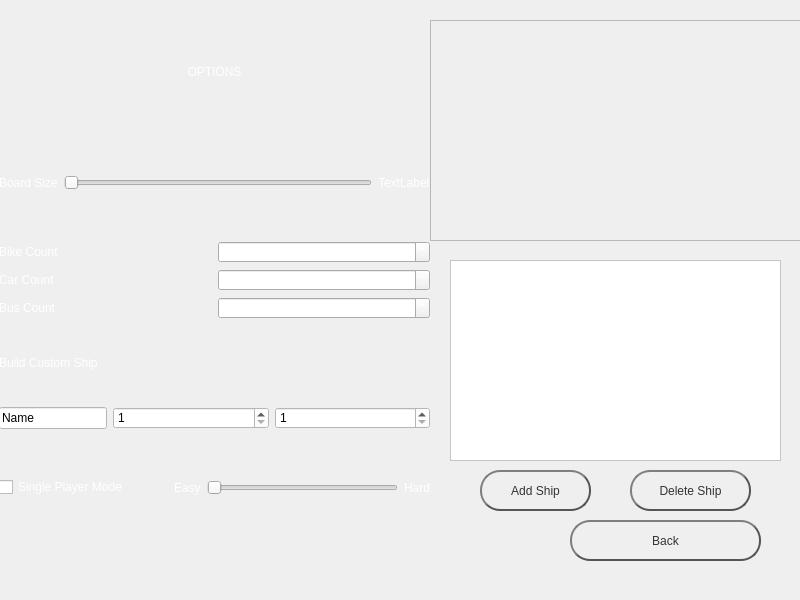
First picture: the form in FrontEndMain/FrontEndMain/settingspage.ui, repository drewanderson17/BattleShips, before the edit.
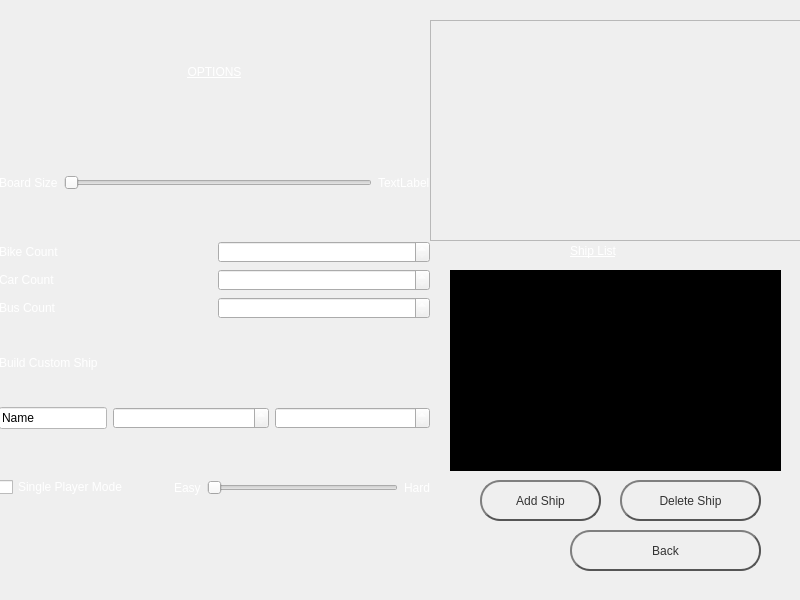
Second picture: the form after the edit. Icons and pictures are not drawn.

Commit message: - A couple changes to the ui file for the settings page and the placement page - Will merge to master during meeting with Eric and Drew at noon

```diff
--- a/FrontEndMain/FrontEndMain/settingspage.ui
+++ b/FrontEndMain/FrontEndMain/settingspage.ui
@@ -36,7 +36,7 @@
    <property name="geometry">
     <rect>
      <x>570</x>
-     <y>520</y>
+     <y>530</y>
      <width>191</width>
      <height>41</height>
     </rect>
@@ -87,7 +87,9 @@
     <item>
      <widget class="QLabel" name="label_5">
       <property name="styleSheet">
-       <string notr="true">color: rgb(255, 255, 255);</string>
+       <string notr="true">color: rgb(255, 255, 255);
+font: 75 28pt &quot;MS Shell Dlg 2&quot;;
+text-decoration: underline;</string>
       </property>
       <property name="text">
        <string>OPTIONS</string>
@@ -102,7 +104,9 @@
       <item>
        <widget class="QLabel" name="BoardSize">
         <property name="styleSheet">
-         <string notr="true">color: rgb(255, 255, 255);</string>
+         <string notr="true">color: rgb(255, 255, 255);
+color: rgb(255, 255, 255);
+font: 75 10pt &quot;MS Shell Dlg 2&quot;;</string>
         </property>
         <property name="text">
          <string>Board Size</string>
@@ -139,7 +143,8 @@
          </sizepolicy>
         </property>
         <property name="styleSheet">
-         <string notr="true">color: rgb(255, 255, 255);</string>
+         <string notr="true">color: rgb(255, 255, 255);
+font: 75 12pt &quot;MS Shell Dlg 2&quot;;</string>
         </property>
         <property name="text">
          <string>Bike Count</string>
@@ -166,7 +171,8 @@
          </sizepolicy>
         </property>
         <property name="styleSheet">
-         <string notr="true">color: rgb(255, 255, 255);</string>
+         <string notr="true">color: rgb(255, 255, 255);
+font: 75 12pt &quot;MS Shell Dlg 2&quot;;</string>
         </property>
         <property name="text">
          <string>Car Count</string>
@@ -193,7 +199,8 @@
          </sizepolicy>
         </property>
         <property name="styleSheet">
-         <string notr="true">color: rgb(255, 255, 255);</string>
+         <string notr="true">color: rgb(255, 255, 255);
+font: 75 12pt &quot;MS Shell Dlg 2&quot;;</string>
         </property>
         <property name="text">
          <string>Bus Count</string>
@@ -214,7 +221,8 @@
       <item>
        <widget class="QLabel" name="label">
         <property name="styleSheet">
-         <string notr="true">color: rgb(255, 255, 255);</string>
+         <string notr="true">color: rgb(255, 255, 255);
+font: 75 12pt &quot;MS Shell Dlg 2&quot;;</string>
         </property>
         <property name="text">
          <string>Build Custom Ship</string>
@@ -248,7 +256,7 @@
         <item>
          <widget class="QSpinBox" name="customLength">
           <property name="styleSheet">
-           <string notr="true">background-color: rgb(255, 255, 255)</string>
+           <string notr="true">color: rgb(255, 255, 255)</string>
           </property>
           <property name="minimum">
            <number>1</number>
@@ -258,7 +266,7 @@
         <item>
          <widget class="QSpinBox" name="customWidth">
           <property name="styleSheet">
-           <string notr="true">background-color: rgb(255, 255, 255)</string>
+           <string notr="true">color: rgb(255, 255, 255)</string>
           </property>
           <property name="minimum">
            <number>1</number>
@@ -341,21 +349,23 @@
    <property name="geometry">
     <rect>
      <x>450</x>
-     <y>260</y>
+     <y>270</y>
      <width>331</width>
      <height>201</height>
     </rect>
    </property>
    <property name="styleSheet">
-    <string notr="true">background-color: rgb(255, 255, 255)</string>
+    <string notr="true">background-color: rgb(0, 0, 0);
+color: rgb(255, 255, 255);
+font: 75 12pt &quot;MS Shell Dlg 2&quot;;</string>
    </property>
   </widget>
   <widget class="QPushButton" name="deleteCustomShip">
    <property name="geometry">
     <rect>
-     <x>630</x>
-     <y>470</y>
-     <width>121</width>
+     <x>620</x>
+     <y>480</y>
+     <width>141</width>
      <height>41</height>
     </rect>
    </property>
@@ -396,8 +406,8 @@
    <property name="geometry">
     <rect>
      <x>480</x>
-     <y>470</y>
-     <width>111</width>
+     <y>480</y>
+     <width>121</width>
      <height>41</height>
     </rect>
    </property>
@@ -434,6 +444,24 @@
     <string>Add Ship</string>
    </property>
   </widget>
+  <widget class="QLabel" name="label_2">
+   <property name="geometry">
+    <rect>
+     <x>570</x>
+     <y>240</y>
+     <width>81</width>
+     <height>21</height>
+    </rect>
+   </property>
+   <property name="styleSheet">
+    <string notr="true">color: rgb(255, 255, 255);
+font: 75 16pt &quot;MS Shell Dlg 2&quot;;
+text-decoration: underline;</string>
+   </property>
+   <property name="text">
+    <string>Ship List</string>
+   </property>
+  </widget>
  </widget>
  <resources/>
  <connections/>
```
The commit also changes 1 other file.
